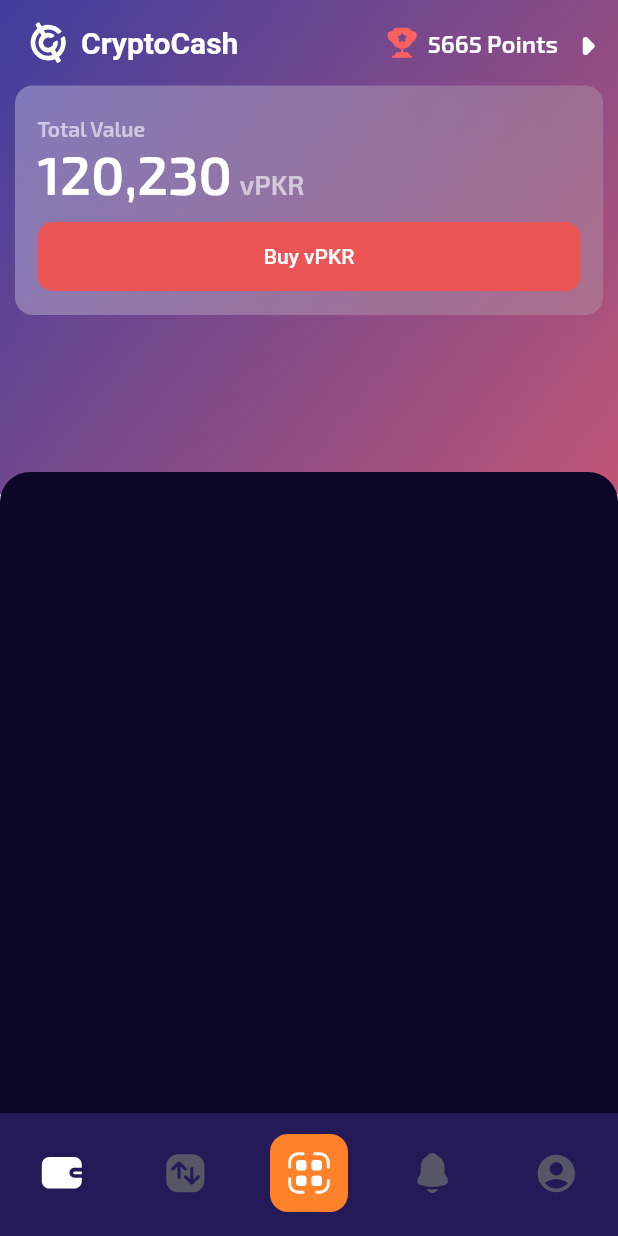
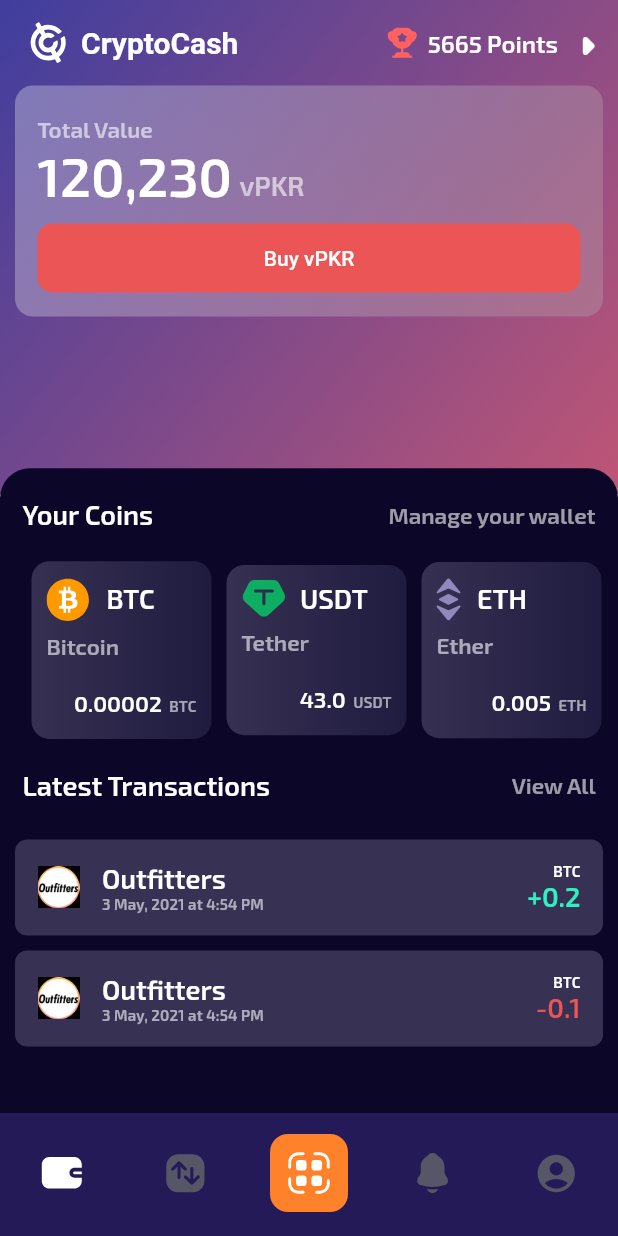
Before and after one commit to EeshaArif/CryptoCash, a Flutter app: the screen it shows after launch, on a phone screen of 412 x 824 dp. Run offline on Flutter 3.47's test engine with Material 2 defaults, Android fonts, the phone set to English and light mode, and no system bars; our stand-ins replace flutter_svg, google_fonts; Roboto replaces fonts that are missing (Exo).

Commit message:
feat: add coins and transactions to home page

```diff
--- /dev/null
+++ b/lib/constants.dart
@@ -0,0 +1,62 @@
+class Constants {
+  static final cryptocurrencies = [
+    CryptoCurrency(
+        logoAsset: 'assets/coins/bitcoin.svg',
+        shortName: 'BTC',
+        name: 'Bitcoin',
+        balance: 0.00002),
+    CryptoCurrency(
+        logoAsset: 'assets/coins/usdt.svg',
+        shortName: 'USDT',
+        name: 'Tether',
+        balance: 43),
+    CryptoCurrency(
+        logoAsset: 'assets/coins/ether.svg',
+        shortName: 'ETH',
+        name: 'Ether',
+        balance: 0.005),
+  ];
+
+  static final transactions = [
+    Transaction(
+      cashIn: true,
+      balance: 0.2,
+    ),
+    Transaction(
+      cashIn: false,
+      balance: 0.1,
+    ),
+  ];
+}
+
+class Transaction {
+  bool cashIn;
+  String from;
+  String fromAsset;
+  String dateTimeString;
+  double balance;
+  String coinName;
+
+  Transaction({
+    required this.cashIn,
+    this.from = 'Outfitters',
+    this.fromAsset = 'assets/transactions/outfitters.png',
+    this.dateTimeString = '3 May, 2021 at 4:54 PM',
+    required this.balance,
+    this.coinName = 'BTC',
+  });
+}
+
+class CryptoCurrency {
+  String logoAsset;
+  String shortName;
+  String name;
+  double? balance;
+
+  CryptoCurrency({
+    required this.logoAsset,
+    required this.shortName,
+    required this.name,
+    this.balance,
+  });
+}
--- a/lib/main.dart
+++ b/lib/main.dart
@@ -6,11 +6,10 @@
 import 'package:google_fonts/google_fonts.dart';
 
 void main() {
-  runApp(MyApp());
+  runApp(App());
 }
 
-class MyApp extends StatelessWidget {
-  // This widget is the root of your application.
+class App extends StatelessWidget {
   @override
   Widget build(BuildContext context) {
     return MaterialApp(
@@ -32,7 +31,7 @@
             headline6: GoogleFonts.exo2(
               fontSize: 18,
               fontWeight: FontWeight.w600,
-            color: Palette.faded,
+              color: Colors.white,
             ),
             bodyText1: GoogleFonts.exo2(
               fontSize: 16,
@@ -40,7 +39,12 @@
               color: Colors.white,
             ),
             subtitle1: GoogleFonts.exo2(
-            fontSize: 14,
+              fontSize: 15,
+              fontWeight: FontWeight.w600,
+              color: Palette.faded,
+            ),
+            subtitle2: GoogleFonts.exo2(
+              fontSize: 10,
               fontWeight: FontWeight.w600,
               color: Palette.faded,
             ),
@@ -48,8 +52,7 @@
               fontSize: 15,
               fontWeight: FontWeight.w700,
               color: Colors.white,
-          )
-        ),
+            )),
         iconTheme: IconThemeData(
           color: Colors.white,
         ),
--- a/lib/palette.dart
+++ b/lib/palette.dart
@@ -9,6 +9,13 @@
   static const brightOrange = Color(0xFFFF8129);
   static final faded = Colors.white.withOpacity(0.6);
   static const fadedIcon = Color(0xFF565666);
+
+  static final coinCardStartGradient = Color(0xFFE0DAFF).withOpacity(0.2);
+  static final coinCardEndGradient = Color(0xFF6E6D9A).withOpacity(0.2);
+
+  static const transactionCard = Color(0xFF373154);
+  static const cashIn = Color(0xFF2DF1C2);
+  static const cashOut = Color(0xFFEC5555);
 
   static MaterialColor createSwatch(Color color) {
     final swatchMap = {
--- a/lib/screens/common/body_navigation_bar.dart
+++ b/lib/screens/common/body_navigation_bar.dart
@@ -21,6 +21,9 @@
       currentIndex: currentIndex,
       type: BottomNavigationBarType.fixed,
       onTap: (value) {
+        // If Scan QR code pressed
+        if (value == 2) return;
+
         setState(() {
           currentIndex = value;
         });
--- a/lib/screens/common/body_sheet.dart
+++ b/lib/screens/common/body_sheet.dart
@@ -4,12 +4,15 @@
 
 class BodySheet extends StatelessWidget {
   final double height;
+  final Widget? child;
 
-  const BodySheet({Key? key, required this.height}) : super(key: key);
+  const BodySheet({Key? key, required this.height, this.child})
+      : super(key: key);
 
   @override
   Widget build(BuildContext context) {
     return Container(
+      child: child,
       height: height,
       decoration: BoxDecoration(
         borderRadius: BorderRadius.only(
--- a/lib/screens/home_screen/home_screen.dart
+++ b/lib/screens/home_screen/home_screen.dart
@@ -4,6 +4,8 @@
 import 'package:cryptocash/screens/common/body_navigation_bar.dart';
 import 'package:cryptocash/screens/common/body_sheet.dart';
 import 'package:cryptocash/screens/home_screen/widgets/balance_card.dart';
+import 'package:cryptocash/screens/home_screen/widgets/coins.dart';
+import 'package:cryptocash/screens/home_screen/widgets/transactions.dart';
 import 'package:flutter/material.dart';
 import 'package:flutter_svg/flutter_svg.dart';
 
@@ -76,7 +78,17 @@
             ],
           ),
           BodySheet(
-            height: _size.height * 0.6 + 15,
+            height: _size.height * 0.6 + 17.5,
+            child: Column(
+              children: [
+                Coins().pad(
+                  padding: EdgeInsets.only(
+                    top: 20,
+                  ),
+                ),
+                Transactions()
+              ],
+            ),
           ),
           BodyNavigationBar(),
         ],
--- a/lib/screens/home_screen/widgets/balance_card.dart
+++ b/lib/screens/home_screen/widgets/balance_card.dart
@@ -1,4 +1,5 @@
 import 'package:cryptocash/extensions.dart';
+import 'package:cryptocash/palette.dart';
 import 'package:flutter/material.dart';
 
 class BalanceCard extends StatelessWidget {
@@ -34,7 +35,10 @@
               ),
               Text(
                 'vPKR',
-                style: Theme.of(context).textTheme.headline6,
+                style: Theme.of(context)
+                    .textTheme
+                    .headline6!
+                    .copyWith(color: Palette.faded),
               ).pad(
                 padding: EdgeInsets.only(left: 5),
               ),
--- /dev/null
+++ b/lib/screens/home_screen/widgets/coin_card.dart
@@ -0,0 +1,94 @@
+import 'package:cryptocash/constants.dart';
+import 'package:cryptocash/extensions.dart';
+import 'package:cryptocash/palette.dart';
+import 'package:flutter/material.dart';
+import 'package:flutter_svg/flutter_svg.dart';
+
+class CoinCard extends StatelessWidget {
+  final CryptoCurrency cryptoCurrency;
+
+  const CoinCard({
+    Key? key,
+    required this.cryptoCurrency,
+  }) : super(key: key);
+
+  @override
+  Widget build(BuildContext context) {
+    return Container(
+      width: 120,
+      decoration: BoxDecoration(
+        borderRadius: BorderRadius.circular(12),
+        gradient: LinearGradient(
+          colors: [
+            Palette.coinCardStartGradient,
+            Palette.coinCardEndGradient,
+          ],
+        ),
+      ),
+      child: Column(
+        mainAxisAlignment: MainAxisAlignment.spaceBetween,
+        children: [
+          Column(
+            crossAxisAlignment: CrossAxisAlignment.start,
+            children: [
+              Row(
+                mainAxisAlignment: MainAxisAlignment.start,
+                children: [
+                  SvgPicture.asset(cryptoCurrency.logoAsset).pad(
+                    padding: EdgeInsets.only(
+                      right: 10,
+                    ),
+                  ),
+                  Text(
+                    cryptoCurrency.shortName,
+                    style: Theme.of(context).textTheme.headline6,
+                  )
+                ],
+              ),
+              Text(
+                cryptoCurrency.name,
+                style: Theme.of(context).textTheme.subtitle1,
+              ).pad(
+                padding: EdgeInsets.only(
+                  top: 7.5,
+                ),
+              )
+            ],
+          ).pad(
+            padding: EdgeInsets.only(
+              bottom: 20,
+            ),
+          ),
+          Row(
+            mainAxisAlignment: MainAxisAlignment.end,
+            textBaseline: TextBaseline.alphabetic,
+            crossAxisAlignment: CrossAxisAlignment.baseline,
+            children: [
+              Text(
+                cryptoCurrency.balance!.toString(),
+                style: Theme.of(context).textTheme.subtitle1!.copyWith(
+                      color: Colors.white,
+                    ),
+              ).pad(
+                padding: EdgeInsets.only(
+                  right: 5,
+                ),
+              ),
+              Text(
+                cryptoCurrency.shortName,
+                style: Theme.of(context).textTheme.subtitle2,
+              )
+            ],
+          ).pad(
+            padding: EdgeInsets.only(bottom: 5),
+          )
+        ],
+      ).pad(
+        padding: EdgeInsets.symmetric(
+          horizontal: 10,
+          vertical: 10,
+        ),
+      ),
+    );
+  }
+}
--- /dev/null
+++ b/lib/screens/home_screen/widgets/coins.dart
@@ -0,0 +1,49 @@
+import 'package:cryptocash/constants.dart';
+import 'package:cryptocash/extensions.dart';
+import 'package:cryptocash/screens/home_screen/widgets/coin_card.dart';
+import 'package:flutter/material.dart';
+
+class Coins extends StatelessWidget {
+  @override
+  Widget build(BuildContext context) {
+    return Column(
+      children: [
+        Row(
+          mainAxisAlignment: MainAxisAlignment.spaceBetween,
+          children: [
+            Text('Your Coins', style: Theme.of(context).textTheme.headline6),
+            Text(
+              'Manage your wallet',
+              style: Theme.of(context).textTheme.subtitle1,
+            )
+          ],
+        ).pad(
+          padding: EdgeInsets.symmetric(
+            horizontal: 15,
+          ),
+        ),
+        SingleChildScrollView(
+          physics: BouncingScrollPhysics(),
+          scrollDirection: Axis.horizontal,
+          child: Row(
+            children: [
+              ...Constants.cryptocurrencies.map(
+                (e) => CoinCard(
+                  cryptoCurrency: e,
+                ).pad(
+                  padding: EdgeInsets.symmetric(horizontal: 5),
+                ),
+              )
+            ],
+          ).pad(
+            padding: EdgeInsets.only(left: 10),
+          ),
+        ).pad(
+          padding: EdgeInsets.symmetric(
+            vertical: 20,
+          ),
+        )
+      ],
+    );
+  }
+}
--- /dev/null
+++ b/lib/screens/home_screen/widgets/transaction_card.dart
@@ -0,0 +1,82 @@
+import 'package:cryptocash/constants.dart';
+import 'package:cryptocash/extensions.dart';
+import 'package:cryptocash/palette.dart';
+import 'package:flutter/material.dart';
+
+class TransactionCard extends StatelessWidget {
+  final Transaction transaction;
+
+  const TransactionCard({Key? key, required this.transaction})
+      : super(key: key);
+
+  @override
+  Widget build(BuildContext context) {
+    return Container(
+      decoration: BoxDecoration(
+        color: Palette.transactionCard,
+        borderRadius: BorderRadius.circular(8),
+      ),
+      child: Row(
+        mainAxisAlignment: MainAxisAlignment.spaceBetween,
+        children: [
+          Row(
+            children: [
+              Container(
+                width: 28,
+                height: 28,
+                child: Image.asset(
+                  transaction.fromAsset,
+                ),
+              ),
+              Column(
+                crossAxisAlignment: CrossAxisAlignment.start,
+                children: [
+                  Text(
+                    transaction.from,
+                    style: Theme.of(context).textTheme.headline6,
+                  ),
+                  Text(
+                    transaction.dateTimeString,
+                    style: Theme.of(context).textTheme.subtitle2,
+                  ),
+                ],
+              ).pad(
+                padding: EdgeInsets.only(
+                  left: 15,
+                ),
+              ),
+            ],
+          ),
+          Column(
+            crossAxisAlignment: CrossAxisAlignment.end,
+            children: [
+              Text(
+                transaction.coinName,
+                style: Theme.of(context)
+                    .textTheme
+                    .subtitle2!
+                    .copyWith(color: Colors.white),
+              ),
+              Text(
+                '${transaction.cashIn ? '+' : '-'}${transaction.balance.toString()}',
+                style: Theme.of(context).textTheme.headline6!.copyWith(
+                      color:
+                          transaction.cashIn ? Palette.cashIn : Palette.cashOut,
+                    ),
+              )
+            ],
+          )
+        ],
+      ).pad(
+        padding: EdgeInsets.symmetric(
+          horizontal: 15,
+          vertical: 15,
+        ),
+      ),
+    ).pad(
+      padding: EdgeInsets.only(
+        right: 10,
+      ),
+    );
+  }
+}
--- /dev/null
+++ b/lib/screens/home_screen/widgets/transactions.dart
@@ -0,0 +1,49 @@
+import 'package:cryptocash/constants.dart';
+import 'package:cryptocash/extensions.dart';
+import 'package:cryptocash/screens/home_screen/widgets/transaction_card.dart';
+import 'package:flutter/material.dart';
+
+class Transactions extends StatelessWidget {
+  @override
+  Widget build(BuildContext context) {
+    return Column(
+      children: [
+        Row(
+          mainAxisAlignment: MainAxisAlignment.spaceBetween,
+          children: [
+            Text('Latest Transactions',
+                style: Theme.of(context).textTheme.headline6),
+            Text(
+              'View All',
+              style: Theme.of(context).textTheme.subtitle1,
+            )
+          ],
+        ).pad(
+          padding: EdgeInsets.symmetric(
+            horizontal: 15,
+          ),
+        ),
+        SingleChildScrollView(
+          physics: BouncingScrollPhysics(),
+          child: Column(
+            children: [
+              ...Constants.transactions.map(
+                (e) => TransactionCard(
+                  transaction: e,
+                ).pad(
+                  padding: EdgeInsets.symmetric(vertical: 5),
+                ),
+              )
+            ],
+          ).pad(
+            padding: EdgeInsets.only(left: 10),
+          ),
+        ).pad(
+          padding: EdgeInsets.symmetric(
+            vertical: 20,
+          ),
+        )
+      ],
+    );
+  }
+}
--- a/pubspec.yaml
+++ b/pubspec.yaml
@@ -48,6 +48,7 @@
   assets:
     - assets/
     - assets/coins/
+    - assets/transactions/
 
   # To add assets to your application, add an assets section, like this:
   # assets:
```
Also changed, not shown: assets/transactions/outfitters.png (added), 1 other file. Lines whose indentation alone changed are shown as unchanged.
